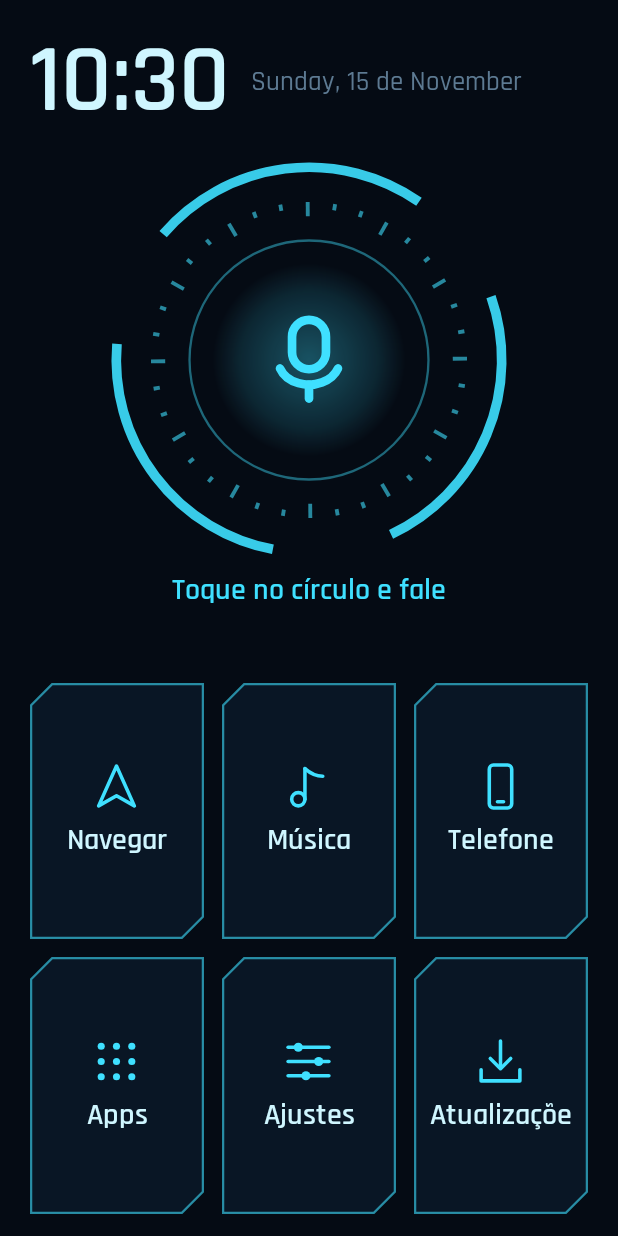
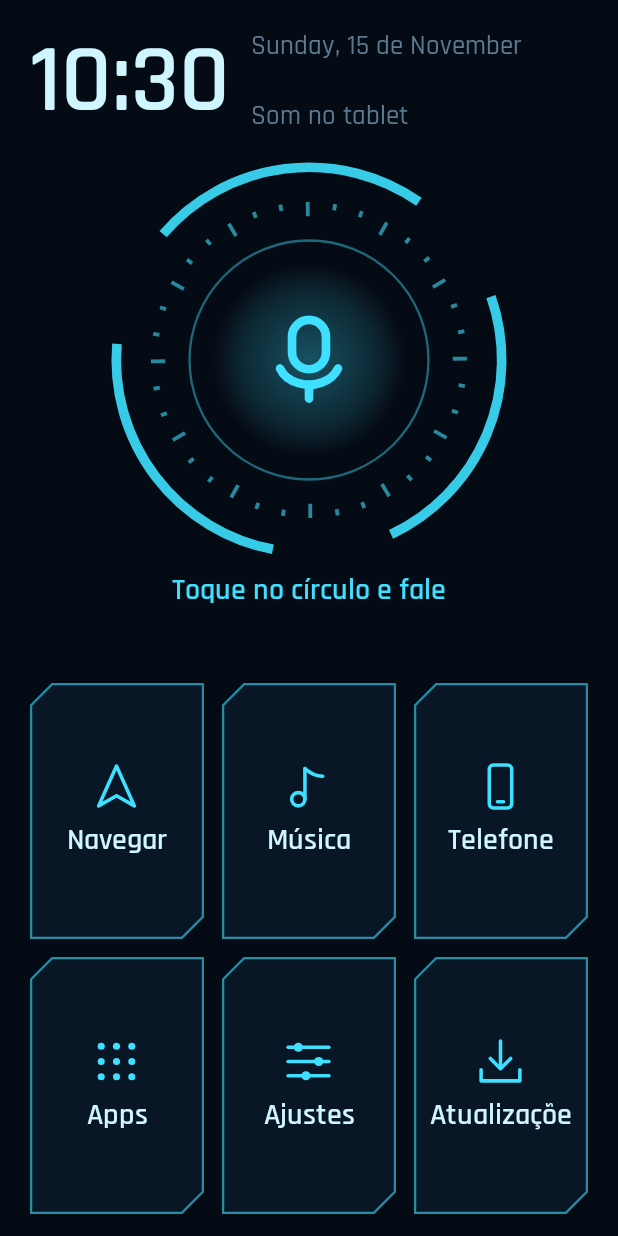
Before and after one commit to alyssonoinacio/painel-do-carro, an Android app: the screen it shows after launch (MainActivity), on a phone screen of 412 x 824 dp. Run offline under Robolectric (Android 15) with nearby library versions, the phone set to English and light mode, and no system bars.

Commit message:
v2.3: som do carro pelo Bluetooth do rádio e motor pelo OBD2 (telemetria, falhas e alertas por voz)
Co-Authored-By: Claude Opus 5.5 <noreply@anthropic.com>

```diff
--- a/app/build.gradle.kts
+++ b/app/build.gradle.kts
@@ -9,8 +9,8 @@ android {
         applicationId = "br.car.launcher"
         minSdk = 21
         targetSdk = 34
-        versionCode = 5
-        versionName = "2.2"
+        versionCode = 6
+        versionName = "2.3"
     }
     buildTypes {
         release {
--- a/app/src/main/AndroidManifest.xml
+++ b/app/src/main/AndroidManifest.xml
@@ -3,6 +3,9 @@
     <uses-permission android:name="android.permission.INTERNET" />
     <uses-permission android:name="android.permission.REQUEST_INSTALL_PACKAGES" />
     <uses-permission android:name="android.permission.RECORD_AUDIO" />
+    <uses-permission android:name="android.permission.BLUETOOTH" android:maxSdkVersion="30" />
+    <uses-permission android:name="android.permission.BLUETOOTH_ADMIN" android:maxSdkVersion="30" />
+    <uses-permission android:name="android.permission.BLUETOOTH_CONNECT" />
     <uses-permission android:name="android.permission.FOREGROUND_SERVICE" />
     <uses-permission android:name="android.permission.FOREGROUND_SERVICE_MICROPHONE" />
     <uses-permission android:name="android.permission.POST_NOTIFICATIONS" />
--- /dev/null
+++ b/app/src/main/java/br/car/launcher/Carro.kt
@@ -0,0 +1,20 @@
+package br.car.launcher
+
+import android.content.Context
+import android.media.AudioDeviceInfo
+import android.media.AudioManager
+import android.os.Build
+
+/** Som do carro: o tablet manda o áudio pelo Bluetooth (A2DP) do rádio do HB20. */
+object SomCarro {
+    /** Nome do rádio quando o áudio sai pelo Bluetooth; null quando sai pelo próprio tablet. */
+    fun conectado(c: Context): String? {
+        val a = c.getSystemService(Context.AUDIO_SERVICE) as AudioManager
+        if (Build.VERSION.SDK_INT >= 23) {
+            return a.getDevices(AudioManager.GET_DEVICES_OUTPUTS)
+                .firstOrNull { it.type == AudioDeviceInfo.TYPE_BLUETOOTH_A2DP }
+                ?.let { it.productName?.toString()?.ifBlank { null } ?: "Bluetooth" }
+        }
+        @Suppress("DEPRECATION") return if (a.isBluetoothA2dpOn) "Bluetooth" else null
+    }
+}
--- a/app/src/main/java/br/car/launcher/HudViews.kt
+++ b/app/src/main/java/br/car/launcher/HudViews.kt
@@ -195,3 +195,39 @@ class Reator(c: Context) : View(c) {
         if (visibility == VISIBLE) { ultimo = 0L; invalidate() }
     }
 }
+
+/** Faixa de telemetria do motor (OBD2): velocidade, motor, bateria e giro. */
+class Telemetria(c: Context) : LinearLayout(c) {
+    private class Celula(val valor: TextView, val rotulo: TextView)
+    private val celulas = mutableListOf<Celula>()
+
+    init {
+        gravity = Gravity.CENTER_VERTICAL
+        background = Chanfro(c.dpf(10f), c.dpf(1f), 0x553FE0FF, 0x660B1A2A)
+        setPadding(c.dp(6), c.dp(6), c.dp(6), c.dp(6))
+        listOf("km/h", "motor °C", "bateria V", "giro").forEachIndexed { i, r ->
+            if (i > 0) addView(View(c).apply { setBackgroundColor(0x443FE0FF) }, LayoutParams(c.dp(1), c.dp(36)))
+            val col = LinearLayout(c).apply { orientation = VERTICAL; gravity = Gravity.CENTER }
+            val v = TextView(c).apply {
+                typeface = Hud.forte(c); setTextSize(TypedValue.COMPLEX_UNIT_SP, 28f); setTextColor(Hud.GELO)
+                includeFontPadding = false; text = "–"
+            }
+            val l = TextView(c).apply { typeface = Hud.medio(c); setTextSize(TypedValue.COMPLEX_UNIT_SP, 14f); setTextColor(Hud.ACO); text = r }
+            col.addView(v); col.addView(l)
+            addView(col, LayoutParams(0, -2, 1f))
+            celulas.add(Celula(v, l))
+        }
+    }
+
+    fun mostrar(l: Leitura?, status: String) {
+        fun pinta(i: Int, t: String?, alerta: Boolean) {
+            celulas[i].valor.text = t ?: "–"
+            celulas[i].valor.setTextColor(if (alerta) Hud.AMBAR else if (t == null) Hud.ACO else Hud.GELO)
+        }
+        pinta(0, l?.velocidade?.toString(), false)
+        pinta(1, l?.motor?.toString(), (l?.motor ?: 0) >= 105)
+        pinta(2, l?.tensao?.let { String.format(java.util.Locale("pt", "BR"), "%.1f", it) }, (l?.tensao ?: 13f) < 12f)
+        pinta(3, l?.rpm?.toString(), false)
+        contentDescription = if (l == null) "Carro: $status" else "Telemetria do carro"
+    }
+}
--- a/app/src/main/java/br/car/launcher/MainActivity.kt
+++ b/app/src/main/java/br/car/launcher/MainActivity.kt
@@ -33,6 +33,15 @@ class MainActivity : Activity() {
     private lateinit var modAtualizar: Modulo
     private lateinit var doca: LinearLayout
     private var ultimaFala: CharSequence = ""
+    private lateinit var somTxt: TextView
+    private lateinit var telemetria: Telemetria
+    private val obdOuvinte: (Leitura?) -> Unit = { l -> telemetria.mostrar(l, Obd.status) }
+    private val somCallback by lazy {
+        if (Build.VERSION.SDK_INT >= 23) object : android.media.AudioDeviceCallback() {
+            override fun onAudioDevicesAdded(d: Array<out android.media.AudioDeviceInfo>?) = mostrarSom()
+            override fun onAudioDevicesRemoved(d: Array<out android.media.AudioDeviceInfo>?) = mostrarSom()
+        } else null
+    }
 
     private val batt = object : BroadcastReceiver() {
         override fun onReceive(c: Context, i: Intent) {
@@ -83,6 +92,8 @@ class MainActivity : Activity() {
         })
         bateria = TextView(this).apply { typeface = Hud.medio(this@MainActivity); setTextSize(TypedValue.COMPLEX_UNIT_SP, 18f); setTextColor(Hud.ACO) }
         lado.addView(bateria)
+        somTxt = TextView(this).apply { typeface = Hud.medio(this@MainActivity); setTextSize(TypedValue.COMPLEX_UNIT_SP, 18f); setTextColor(Hud.ACO) }
+        lado.addView(somTxt)
         topo.addView(lado)
         nucleo.addView(topo, LinearLayout.LayoutParams(-1, -2))
 
@@ -101,8 +112,12 @@ class MainActivity : Activity() {
         }
         nucleo.addView(falaTxt, LinearLayout.LayoutParams(-1, -2))
 
-        // painel de módulos
+        // painel de módulos (com a telemetria do motor em cima, se houver adaptador OBD2)
         val painel = LinearLayout(this).apply { orientation = LinearLayout.VERTICAL }
+        telemetria = Telemetria(this)
+        telemetria.mostrar(if (Obd.conectado) Obd.leitura else null, Obd.status)
+        telemetria.visibility = if (Obd.configurado(this)) View.VISIBLE else View.GONE
+        painel.addView(telemetria, LinearLayout.LayoutParams(-1, -2))
         val cols = if (paisagem) 2 else 3
         val mods = listOf(
             Modulo(this, Icone.NAVEGAR, "Navegar").apply { setOnClickListener { jarvis.navegar(null) } },
@@ -134,7 +149,13 @@ class MainActivity : Activity() {
             raiz.addView(painel, LinearLayout.LayoutParams(-1, 0, 1f).apply { topMargin = dp(8) })
         }
         setContentView(raiz)
-        marcarAtualizacao(); montarDoca()
+        marcarAtualizacao(); montarDoca(); mostrarSom()
+    }
+
+    private fun mostrarSom() {
+        val r = SomCarro.conectado(this)
+        somTxt.text = if (r != null) "Som no carro · $r" else "Som no tablet"
+        somTxt.setTextColor(if (r != null) Hud.REATOR else Hud.ACO)
     }
 
     /** Apps fixados (segurar na lista de apps) ficam numa doca de ícones abaixo dos módulos. */
@@ -166,13 +187,22 @@ class MainActivity : Activity() {
         super.onResume()
         registerReceiver(batt, IntentFilter(Intent.ACTION_BATTERY_CHANGED))
         montarDoca()
+        telemetria.visibility = if (Obd.configurado(this)) View.VISIBLE else View.GONE
+        Obd.ouvintes.add(obdOuvinte); Obd.usar(this, "tela")
+        if (Build.VERSION.SDK_INT >= 23) (getSystemService(AUDIO_SERVICE) as android.media.AudioManager)
+            .registerAudioDeviceCallback(somCallback as android.media.AudioDeviceCallback, null)
+        mostrarSom()
         JarvisService.ouvinte = { e, f, fl -> atualizar(e, f, fl) }
         atualizar(JarvisService.estado, JarvisService.frase, JarvisService.fala)
         if (hotword()) { if (temMic()) JarvisService.enviar(this, JarvisService.INICIAR) else pedirMic() }
         Updater.verificar(this, false) { marcarAtualizacao() }
     }
 
-    override fun onPause() { super.onPause(); unregisterReceiver(batt); JarvisService.ouvinte = null }
+    override fun onPause() { super.onPause(); unregisterReceiver(batt); JarvisService.ouvinte = null
+        Obd.ouvintes.remove(obdOuvinte); Obd.soltar("tela")
+        if (Build.VERSION.SDK_INT >= 23) (getSystemService(AUDIO_SERVICE) as android.media.AudioManager)
+            .unregisterAudioDeviceCallback(somCallback as android.media.AudioDeviceCallback)
+    }
 
     @Deprecated("Deprecated in Java")
     override fun onBackPressed() {} // launcher: Voltar não sai da tela inicial
```
Also changed, not shown: app/src/main/java/br/car/launcher/ConfigActivity.kt (+55 -1 lines), app/src/main/java/br/car/launcher/Jarvis.kt (+71 -0 lines), app/src/main/java/br/car/launcher/JarvisService.kt (+43 -0 lines), app/src/main/java/br/car/launcher/Obd.kt (added, +164 -0 lines), 1 other file.
